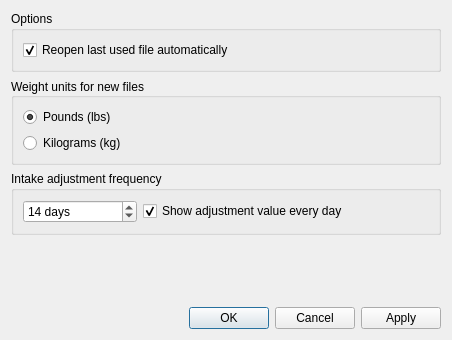
afontenot/pyweight, file ui/config.ui: the form before one commit.
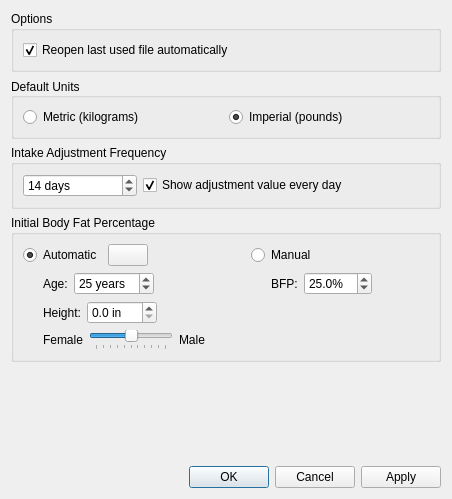
The form after the commit. Icons and pictures are not drawn.

Diff of the .ui file:
```diff
--- a/ui/config.ui
+++ b/ui/config.ui
@@ -10,7 +10,7 @@
     <x>0</x>
     <y>0</y>
     <width>452</width>
-    <height>340</height>
+    <height>499</height>
    </rect>
   </property>
   <property name="windowTitle">
@@ -43,26 +43,26 @@
    <item>
     <widget class="QGroupBox" name="groupBox">
      <property name="title">
-      <string>Weight units for new files</string>
+      <string>Default Units</string>
      </property>
      <property name="alignment">
       <set>Qt::AlignLeading|Qt::AlignLeft|Qt::AlignVCenter</set>
      </property>
-     <layout class="QVBoxLayout" name="verticalLayout_2">
-      <item>
-       <widget class="QRadioButton" name="lbs_radio">
-        <property name="text">
-         <string>Pounds (lbs)</string>
-        </property>
-        <property name="checked">
-         <bool>true</bool>
-        </property>
-       </widget>
-      </item>
+     <layout class="QHBoxLayout" name="horizontalLayout_11">
       <item>
        <widget class="QRadioButton" name="kg_radio">
         <property name="text">
-         <string>Kilograms (kg)</string>
+         <string>Metric (kilograms)</string>
+        </property>
+       </widget>
+      </item>
+      <item>
+       <widget class="QRadioButton" name="lbs_radio">
+        <property name="text">
+         <string>Imperial (pounds)</string>
+        </property>
+        <property name="checked">
+         <bool>true</bool>
         </property>
        </widget>
       </item>
@@ -72,7 +72,7 @@
    <item>
     <widget class="QGroupBox" name="groupBox_2">
      <property name="title">
-      <string>Intake adjustment frequency</string>
+      <string>Intake Adjustment Frequency</string>
      </property>
      <layout class="QGridLayout" name="gridLayout">
       <item row="1" column="0">
@@ -119,6 +119,344 @@
      </layout>
     </widget>
    </item>
+   <item>
+    <widget class="QGroupBox" name="groupBox_4">
+     <property name="sizePolicy">
+      <sizepolicy hsizetype="Preferred" vsizetype="Preferred">
+       <horstretch>0</horstretch>
+       <verstretch>0</verstretch>
+      </sizepolicy>
+     </property>
+     <property name="title">
+      <string>Initial Body Fat Percentage</string>
+     </property>
+     <layout class="QGridLayout" name="gridLayout_2">
+      <item row="0" column="1">
+       <widget class="QRadioButton" name="bfp_manual_radio">
+        <property name="text">
+         <string>Manual</string>
+        </property>
+        <property name="autoExclusive">
+         <bool>false</bool>
+        </property>
+       </widget>
+      </item>
+      <item row="1" column="1">
+       <layout class="QHBoxLayout" name="horizontalLayout_5">
+        <item>
+         <spacer name="horizontalSpacer_5">
+          <property name="orientation">
+           <enum>Qt::Horizontal</enum>
+          </property>
+          <property name="sizeType">
+           <enum>QSizePolicy::Fixed</enum>
+          </property>
+          <property name="sizeHint" stdset="0">
+           <size>
+            <width>20</width>
+            <height>20</height>
+           </size>
+          </property>
+         </spacer>
+        </item>
+        <item>
+         <widget class="QLabel" name="manual_bfp_label">
+          <property name="toolTip">
+           <string>Body Fat Percentage</string>
+          </property>
+          <property name="text">
+           <string>BFP:</string>
+          </property>
+         </widget>
+        </item>
+        <item>
+         <widget class="QDoubleSpinBox" name="manual_bfp_spinbox">
+          <property name="suffix">
+           <string>%</string>
+          </property>
+          <property name="decimals">
+           <number>1</number>
+          </property>
+          <property name="maximum">
+           <double>100.000000000000000</double>
+          </property>
+          <property name="singleStep">
+           <double>0.100000000000000</double>
+          </property>
+          <property name="value">
+           <double>25.000000000000000</double>
+          </property>
+         </widget>
+        </item>
+       </layout>
+      </item>
+      <item row="9" column="0">
+       <layout class="QHBoxLayout" name="horizontalLayout_4">
+        <item>
+         <spacer name="horizontalSpacer_3">
+          <property name="orientation">
+           <enum>Qt::Horizontal</enum>
+          </property>
+          <property name="sizeType">
+           <enum>QSizePolicy::Fixed</enum>
+          </property>
+          <property name="sizeHint" stdset="0">
+           <size>
+            <width>20</width>
+            <height>20</height>
+           </size>
+          </property>
+         </spacer>
+        </item>
+        <item>
+         <widget class="QLabel" name="sex_label_1">
+          <property name="text">
+           <string>Female</string>
+          </property>
+         </widget>
+        </item>
+        <item>
+         <widget class="QSlider" name="sex_slider">
+          <property name="maximum">
+           <number>100</number>
+          </property>
+          <property name="value">
+           <number>50</number>
+          </property>
+          <property name="orientation">
+           <enum>Qt::Horizontal</enum>
+          </property>
+          <property name="tickPosition">
+           <enum>QSlider::TicksBelow</enum>
+          </property>
+         </widget>
+        </item>
+        <item>
+         <widget class="QLabel" name="sex_label_2">
+          <property name="text">
+           <string>Male</string>
+          </property>
+         </widget>
+        </item>
+        <item>
+         <spacer name="horizontalSpacer_4">
+          <property name="orientation">
+           <enum>Qt::Horizontal</enum>
+          </property>
+          <property name="sizeHint" stdset="0">
+           <size>
+            <width>40</width>
+            <height>20</height>
+           </size>
+          </property>
+         </spacer>
+        </item>
+       </layout>
+      </item>
+      <item row="0" column="2">
+       <spacer name="horizontalSpacer_6">
+        <property name="orientation">
+         <enum>Qt::Horizontal</enum>
+        </property>
+        <property name="sizeHint" stdset="0">
+         <size>
+          <width>40</width>
+          <height>20</height>
+         </size>
+        </property>
+       </spacer>
+      </item>
+      <item row="1" column="0">
+       <layout class="QHBoxLayout" name="horizontalLayout_3">
+        <item>
+         <spacer name="horizontalSpacer_2">
+          <property name="orientation">
+           <enum>Qt::Horizontal</enum>
+          </property>
+          <property name="sizeType">
+           <enum>QSizePolicy::Fixed</enum>
+          </property>
+          <property name="sizeHint" stdset="0">
+           <size>
+            <width>20</width>
+            <height>20</height>
+           </size>
+          </property>
+         </spacer>
+        </item>
+        <item>
+         <widget class="QLabel" name="age_label">
+          <property name="sizePolicy">
+           <sizepolicy hsizetype="Fixed" vsizetype="Preferred">
+            <horstretch>0</horstretch>
+            <verstretch>0</verstretch>
+           </sizepolicy>
+          </property>
+          <property name="text">
+           <string>Age:</string>
+          </property>
+         </widget>
+        </item>
+        <item>
+         <widget class="QSpinBox" name="age_spinbox">
+          <property name="enabled">
+           <bool>true</bool>
+          </property>
+          <property name="sizePolicy">
+           <sizepolicy hsizetype="Fixed" vsizetype="Fixed">
+            <horstretch>0</horstretch>
+            <verstretch>0</verstretch>
+           </sizepolicy>
+          </property>
+          <property name="suffix">
+           <string> years</string>
+          </property>
+          <property name="minimum">
+           <number>18</number>
+          </property>
+          <property name="maximum">
+           <number>120</number>
+          </property>
+          <property name="value">
+           <number>25</number>
+          </property>
+         </widget>
+        </item>
+        <item>
+         <spacer name="horizontalSpacer">
+          <property name="orientation">
+           <enum>Qt::Horizontal</enum>
+          </property>
+          <property name="sizeHint" stdset="0">
+           <size>
+            <width>40</width>
+            <height>20</height>
+           </size>
+          </property>
+         </spacer>
+        </item>
+       </layout>
+      </item>
+      <item row="0" column="0">
+       <layout class="QHBoxLayout" name="horizontalLayout_6">
+        <property name="spacing">
+         <number>6</number>
+        </property>
+        <item>
+         <widget class="QRadioButton" name="bfp_automatic_radio">
+          <property name="sizePolicy">
+           <sizepolicy hsizetype="Fixed" vsizetype="Fixed">
+            <horstretch>0</horstretch>
+            <verstretch>0</verstretch>
+           </sizepolicy>
+          </property>
+          <property name="text">
+           <string>Automatic</string>
+          </property>
+          <property name="checked">
+           <bool>true</bool>
+          </property>
+          <property name="autoExclusive">
+           <bool>false</bool>
+          </property>
+         </widget>
+        </item>
+        <item>
+         <widget class="QPushButton" name="bfp_info_button">
+          <property name="sizePolicy">
+           <sizepolicy hsizetype="Fixed" vsizetype="Fixed">
+            <horstretch>0</horstretch>
+            <verstretch>0</verstretch>
+           </sizepolicy>
+          </property>
+          <property name="text">
+           <string/>
+          </property>
+          <property name="icon">
+           <iconset theme="help-about"/>
+          </property>
+         </widget>
+        </item>
+        <item>
+         <spacer name="horizontalSpacer_7">
+          <property name="orientation">
+           <enum>Qt::Horizontal</enum>
+          </property>
+          <property name="sizeHint" stdset="0">
+           <size>
+            <width>40</width>
+            <height>20</height>
+           </size>
+          </property>
+         </spacer>
+        </item>
+       </layout>
+      </item>
+      <item row="6" column="0">
+       <layout class="QHBoxLayout" name="horizontalLayout_9">
+        <property name="bottomMargin">
+         <number>0</number>
+        </property>
+        <item>
+         <spacer name="horizontalSpacer_9">
+          <property name="orientation">
+           <enum>Qt::Horizontal</enum>
+          </property>
+          <property name="sizeType">
+           <enum>QSizePolicy::Fixed</enum>
+          </property>
+          <property name="sizeHint" stdset="0">
+           <size>
+            <width>20</width>
+            <height>20</height>
+           </size>
+          </property>
+         </spacer>
+        </item>
+        <item>
+         <widget class="QLabel" name="height_label">
+          <property name="text">
+           <string>Height:</string>
+          </property>
+         </widget>
+        </item>
+        <item>
+         <widget class="QDoubleSpinBox" name="height_spinbox">
+          <property name="suffix">
+           <string> in</string>
+          </property>
+          <property name="decimals">
+           <number>1</number>
+          </property>
+          <property name="minimum">
+           <double>0.000000000000000</double>
+          </property>
+          <property name="maximum">
+           <double>300.000000000000000</double>
+          </property>
+          <property name="singleStep">
+           <double>0.100000000000000</double>
+          </property>
+         </widget>
+        </item>
+        <item>
+         <spacer name="horizontalSpacer_10">
+          <property name="orientation">
+           <enum>Qt::Horizontal</enum>
+          </property>
+          <property name="sizeHint" stdset="0">
+           <size>
+            <width>0</width>
+            <height>20</height>
+           </size>
+          </property>
+         </spacer>
+        </item>
+       </layout>
+      </item>
+     </layout>
+    </widget>
+   </item>
    <item>
     <spacer name="verticalSpacer">
      <property name="orientation">
```
